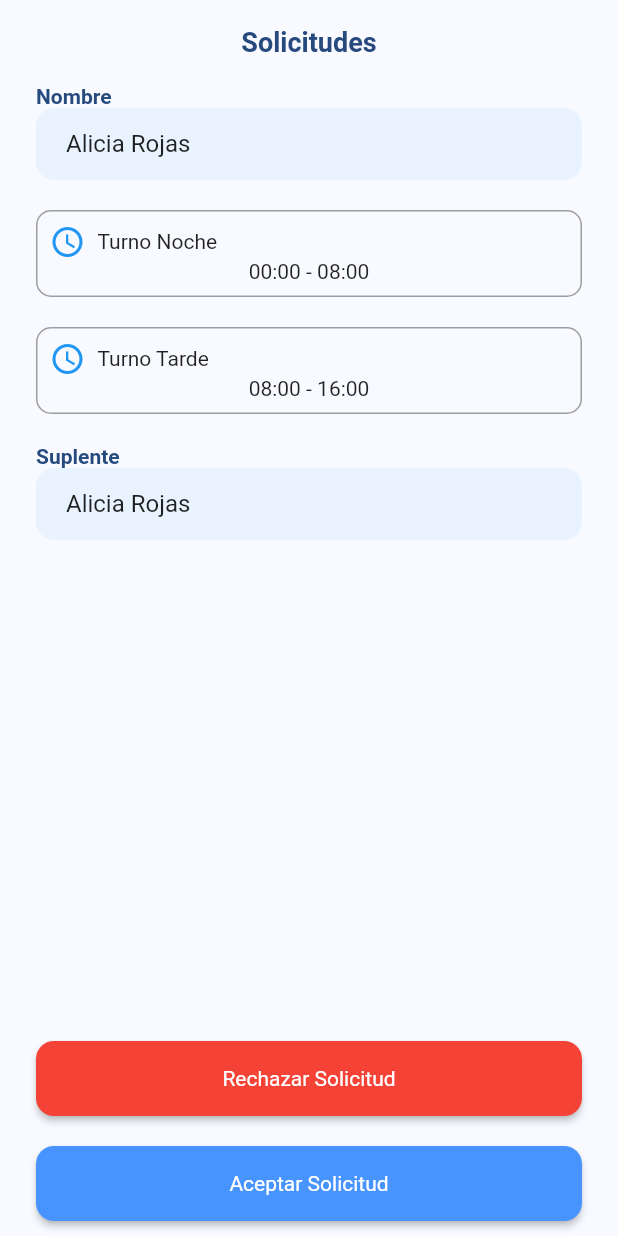
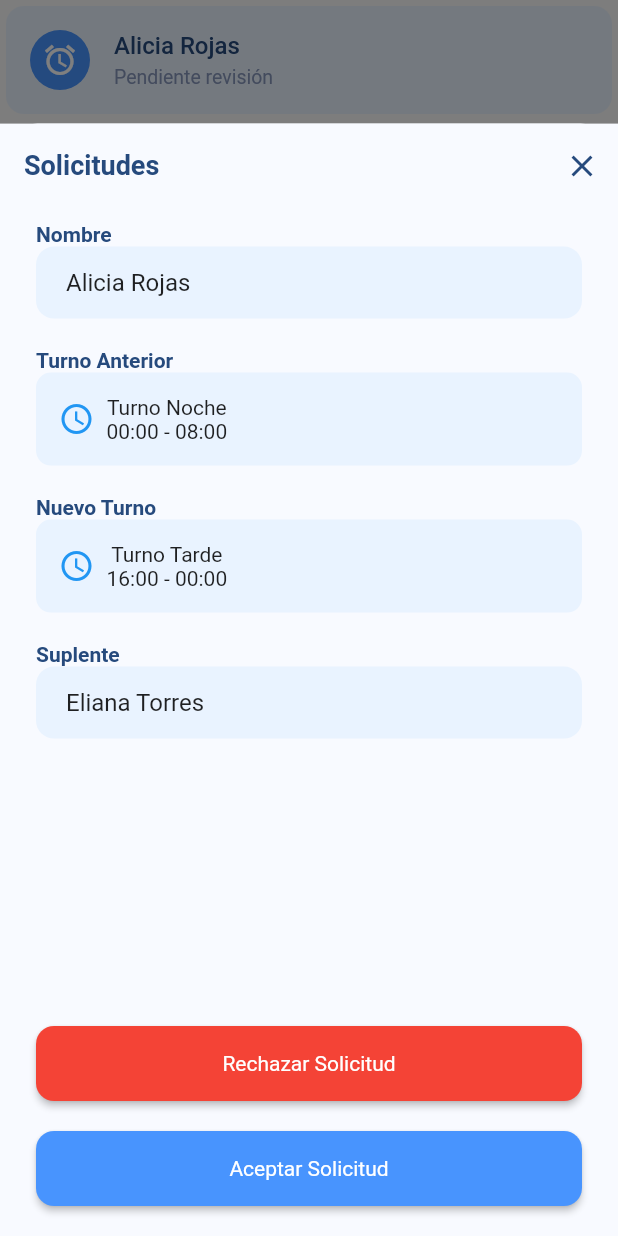
Before and after one commit to Dana-Vallejos/Calenurse-Frontend, a Flutter app: the RequestCard widget shown alone on an empty page, opened directly with sample values from the repository, after a tap on "Alicia Rojas", on a phone screen of 412 x 824 dp. Run offline on Flutter 3.47's test engine with Material 2 defaults, Android fonts, the phone set to English and light mode, and no system bars; our stand-ins replace flutter_spinkit, get, google_fonts, google_nav_bar, hexcolor.

Commit message:
Request Details Screen Completed

```diff
--- a/lib/model/request.model.dart
+++ b/lib/model/request.model.dart
@@ -24,7 +24,7 @@ class RequestModel {
       previousShift: "00:00 - 08:00",
       newShiftName: "Turno Tarde",
       newShift: "16:00 - 00:00",
-      substituteName: "Alicia Rojas",
+      substituteName: "Eliana Torres",
     ),
     RequestModel(
       name: "Julia",
@@ -33,7 +33,7 @@ class RequestModel {
       previousShift: "00:00 - 08:00",
       newShiftName: "Turno Mañana",
       newShift: "16:00 - 00:00",
-      substituteName: "Alicia Rojas",
+      substituteName: "Eliana Torres",
     )
   ];
 }
--- a/lib/screens/chief_nurse/cn.home.dart
+++ b/lib/screens/chief_nurse/cn.home.dart
@@ -3,7 +3,6 @@ import 'package:google_nav_bar/google_nav_bar.dart';
 import 'package:nssystem/screens/chief_nurse/cn.homepage.screen.dart';
 import 'package:nssystem/screens/chief_nurse/cn.notification.screen.dart';
 import 'package:nssystem/screens/chief_nurse/cn.profile.screen.dart';
-
 import 'package:nssystem/screens/chief_nurse/cn.schedule.screen.dart';
 
 class HomeScreen extends StatefulWidget {
--- a/lib/screens/chief_nurse/cn.request.detail.screen.dart
+++ b/lib/screens/chief_nurse/cn.request.detail.screen.dart
@@ -16,38 +16,61 @@ class RequestDetailsScreen extends StatelessWidget {
 
   @override
   Widget build(BuildContext context) {
-    return Scaffold(
+    return Container(
+      height: MediaQuery.of(context).size.height *
+          0.9, // Ajusta este valor según la altura que desees
+      margin: EdgeInsets.only(top: 70.0),
+      decoration: BoxDecoration(
+        borderRadius: BorderRadius.vertical(top: Radius.circular(25.0)),
+        color: GlobalColors.backgroundColor,
+      ),
+      child: Scaffold(
         backgroundColor: GlobalColors.backgroundColor,
         appBar: AppBar(
           elevation: 0,
           automaticallyImplyLeading: false,
-        title: Center(
-          child: Text(
+          actions: [
+            IconButton(
+              icon: Icon(Icons.close, color: GlobalColors.textColor),
+              onPressed: () => Get.back(), // Esto cierra el bottom sheet
+            ),
+          ],
+          title: Text(
             'Solicitudes',
             style: TextStyle(
                 color: GlobalColors.textColor,
                 fontWeight: FontWeight.bold,
                 fontSize: 18),
           ),
-        ),
           backgroundColor: Colors.transparent,
         ),
         body: Padding(
-        padding: const EdgeInsets.only(left: 24.0, right: 24.0, bottom: 10),
+          padding: const EdgeInsets.only(
+              left: 24.0, right: 24.0, bottom: 20, top: 10),
           child: Column(
             crossAxisAlignment: CrossAxisAlignment.start,
             children: [
               buildField("Nombre", '${request.name} ${request.lastName}'),
-            SizedBox(height: 20),
+              const SizedBox(height: 20),
+              Text(
+                "Turno Anterior",
+                style: TextStyle(
+                    color: GlobalColors.textColor, fontWeight: FontWeight.bold),
+              ),
               ShiftCard(
                   shiftName: request.previousShiftName,
                   shiftTime: request.previousShift),
-            SizedBox(height: 20),
+              const SizedBox(height: 20),
+              Text(
+                "Nuevo Turno",
+                style: TextStyle(
+                    color: GlobalColors.textColor, fontWeight: FontWeight.bold),
+              ),
               ShiftCard(
-                shiftName: request.newShiftName, shiftTime: '08:00 - 16:00'),
-            SizedBox(height: 20),
+                  shiftName: request.newShiftName, shiftTime: request.newShift),
+              const SizedBox(height: 20),
               buildField("Suplente", '${request.substituteName}'),
-            Spacer(),
+              const Spacer(),
               ButtonWidget(
                 text: 'Rechazar Solicitud',
                 backgroundColor: Colors.red,
@@ -70,6 +93,7 @@ class RequestDetailsScreen extends StatelessWidget {
             ],
           ),
         ),
+      ),
     );
   }
 }
--- a/lib/widgets/request.card.dart
+++ b/lib/widgets/request.card.dart
@@ -4,6 +4,7 @@ import 'package:nssystem/model/request.model.dart';
 import 'package:nssystem/screens/chief_nurse/cn.request.detail.screen.dart';
 import 'package:nssystem/utils/global.colors.dart';
 import 'package:nssystem/widgets/shift.card.dart';
+import 'package:get/get.dart';
 
 class RequestCard extends StatelessWidget {
   final RequestCardModel requestCard;
@@ -15,13 +16,14 @@ class RequestCard extends StatelessWidget {
   Widget build(BuildContext context) {
     return GestureDetector(
       onTap: () {
-        Navigator.push(
-          context,
-          MaterialPageRoute(
-            builder: (context) => RequestDetailsScreen(
-              request: requestDetail,
-            ),
-          ),
+        Get.bottomSheet(
+          RequestDetailsScreen(request: requestDetail),
+          isScrollControlled: true,
+          backgroundColor: Colors.transparent,
+          elevation: 0,
+
+          barrierColor: Colors.black.withOpacity(0.5), // background color
+          enableDrag: true,
         );
       },
       child: Card(
--- a/lib/widgets/shift.card.dart
+++ b/lib/widgets/shift.card.dart
@@ -1,4 +1,5 @@
 import 'package:flutter/material.dart';
+import 'package:nssystem/utils/global.colors.dart';
 
 class ShiftCard extends StatelessWidget {
   final String shiftName;
@@ -8,25 +9,29 @@ class ShiftCard extends StatelessWidget {
 
   @override
   Widget build(BuildContext context) {
-    return Container(
-      padding: EdgeInsets.all(8),
-      decoration: BoxDecoration(
-        border: Border.all(color: Colors.grey),
-        borderRadius: BorderRadius.circular(10),
-      ),
-      child: Column(
-        children: [
-          Row(
+    return Column(
+      children: [
+        Container(
+          padding: EdgeInsets.symmetric(horizontal: 15, vertical: 15),
+          decoration: BoxDecoration(
+            color: GlobalColors.secondaryColor,
+            borderRadius: BorderRadius.circular(10),
+          ),
+          child: Row(
             children: [
               Icon(Icons.access_time,
                   color: Colors.blue), // Un icono que representa un reloj
               SizedBox(width: 8),
-              Text(shiftName),
+              Column(
+                children: [
+                  Text(shiftName),
+                  Text(shiftTime),
+                ],
+              )
             ],
           ),
-          Text(shiftTime),
-        ],
-      ),
+        ),
+      ],
     );
   }
 }
```
Lines whose indentation alone changed are shown as unchanged.
